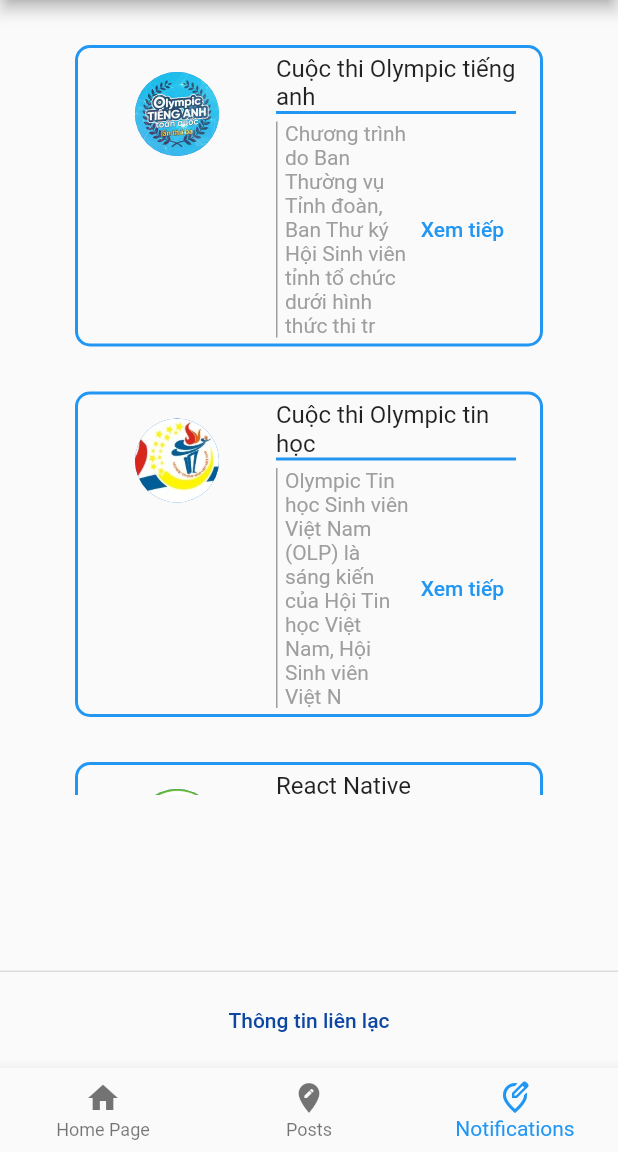
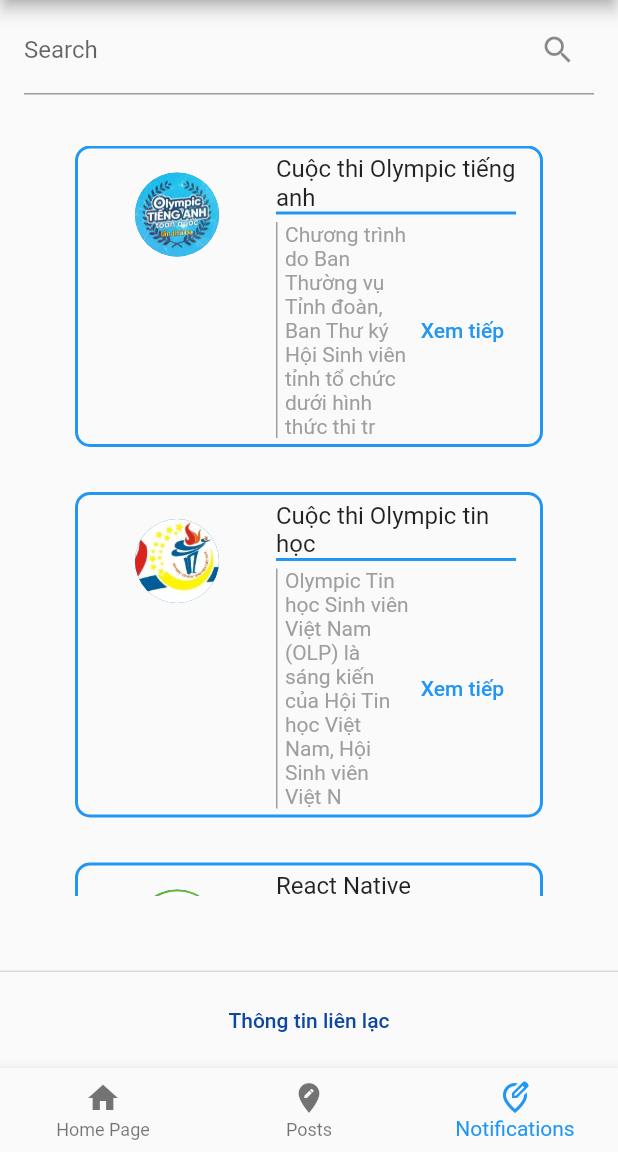
Before and after one commit to NguyenMinhDuc217/studentinformationmanagement, a Flutter app: the screen it shows after launch, item 3 of the bottom bar chosen, on a phone screen of 412 x 824 dp, the part 84-1236 px from its top. Run offline on Flutter 3.47's test engine with Material 2 defaults, Android fonts, the phone set to English and light mode, and no system bars.

Commit message:
tim kiem notification

```diff
--- a/lib/notification.dart
+++ b/lib/notification.dart
@@ -50,13 +50,13 @@ class _NotificationPagePageState extends State<NotificationPage> {
 
   @override
   Widget build(BuildContext context) {
-    // Widget _search = ListTile(
-    //   title: TextField(
-    //     onChanged: (value) => find(value),
-    //     decoration: const InputDecoration(
-    //         labelText: 'Search', suffixIcon: Icon(Icons.search)),
-    //   ),
-    // );
+    Widget _search = ListTile(
+      title: TextField(
+        onChanged: (value) => find(value),
+        decoration: const InputDecoration(
+            labelText: 'Search', suffixIcon: Icon(Icons.search)),
+      ),
+    );
     Widget _notification = Container(
       width: 200,
       height: 30,
@@ -149,6 +149,7 @@ class _NotificationPagePageState extends State<NotificationPage> {
       body: SingleChildScrollView(
         child: Column(
           children: [
+            _search,
             _listnotification,
           ],
         ),
```
